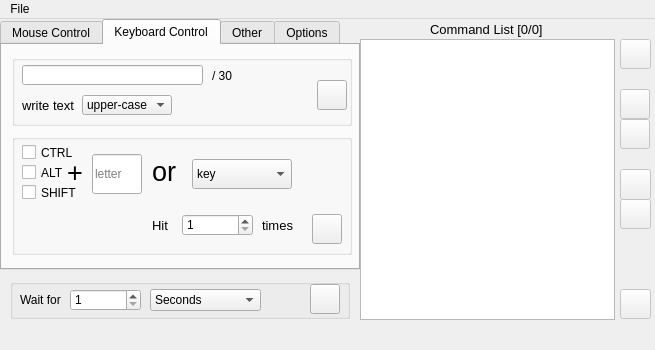
Before: the Qt Designer form mainwindow.ui in damr-/macro-creator, drawn with Qt 5.
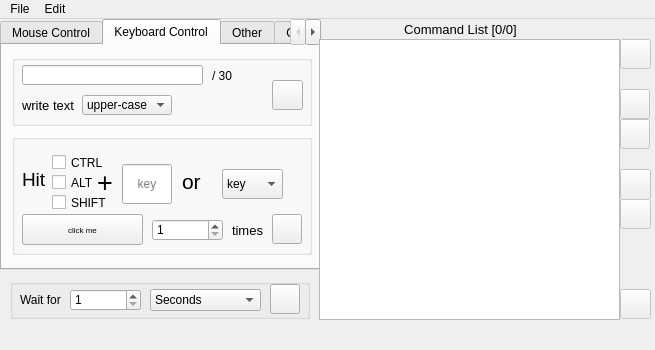
After: the same form once the commit is applied. The open tabs and pages were chosen to show the change. Icons and pictures are not drawn.

Commit message:
added context menu for command list
added edit options shortcuts
added drag&drop signal to catch changes
added basic read keyinput button (doesn't work as intended....)
made generic unsaved changes dialog

What changed in the file:
```diff
--- a/mainwindow.ui
+++ b/mainwindow.ui
@@ -47,7 +47,7 @@
      <rect>
       <x>0</x>
       <y>0</y>
-      <width>360</width>
+      <width>321</width>
       <height>251</height>
      </rect>
     </property>
@@ -501,7 +501,7 @@
        <rect>
         <x>10</x>
         <y>10</y>
-        <width>340</width>
+        <width>300</width>
         <height>71</height>
        </rect>
       </property>
@@ -511,9 +511,9 @@
       <widget class="QPushButton" name="text">
        <property name="geometry">
         <rect>
-         <x>305</x>
+         <x>260</x>
          <y>25</y>
-         <width>30</width>
+         <width>31</width>
          <height>30</height>
         </rect>
        </property>
@@ -607,7 +607,7 @@
        <rect>
         <x>10</x>
         <y>89</y>
-        <width>340</width>
+        <width>300</width>
         <height>121</height>
        </rect>
       </property>
@@ -617,8 +617,8 @@
       <widget class="QCheckBox" name="CTRLcheck">
        <property name="geometry">
         <rect>
-         <x>10</x>
-         <y>10</y>
+         <x>40</x>
+         <y>20</y>
          <width>70</width>
          <height>17</height>
         </rect>
@@ -630,8 +630,8 @@
       <widget class="QCheckBox" name="ALTcheck">
        <property name="geometry">
         <rect>
-         <x>10</x>
-         <y>30</y>
+         <x>40</x>
+         <y>40</y>
          <width>70</width>
          <height>17</height>
         </rect>
@@ -643,8 +643,8 @@
       <widget class="QCheckBox" name="SHIFTcheck">
        <property name="geometry">
         <rect>
-         <x>10</x>
-         <y>50</y>
+         <x>40</x>
+         <y>60</y>
          <width>70</width>
          <height>17</height>
         </rect>
@@ -656,8 +656,8 @@
       <widget class="QLabel" name="label_15">
        <property name="geometry">
         <rect>
-         <x>55</x>
-         <y>23</y>
+         <x>85</x>
+         <y>33</y>
          <width>30</width>
          <height>30</height>
         </rect>
@@ -674,8 +674,8 @@
       <widget class="QLineEdit" name="letterBox">
        <property name="geometry">
         <rect>
-         <x>80</x>
-         <y>20</y>
+         <x>110</x>
+         <y>30</y>
          <width>50</width>
          <height>40</height>
         </rect>
@@ -686,14 +686,17 @@
        <property name="maxLength">
         <number>1</number>
        </property>
+       <property name="alignment">
+        <set>Qt::AlignCenter</set>
+       </property>
        <property name="placeholderText">
-        <string>letter</string>
+        <string>key</string>
        </property>
       </widget>
       <widget class="QPushButton" name="shortcut">
        <property name="geometry">
         <rect>
-         <x>300</x>
+         <x>260</x>
          <y>80</y>
          <width>30</width>
          <height>30</height>
@@ -713,15 +716,15 @@
       <widget class="QLabel" name="label_17">
        <property name="geometry">
         <rect>
-         <x>140</x>
-         <y>25</y>
+         <x>170</x>
+         <y>35</y>
          <width>30</width>
          <height>25</height>
         </rect>
        </property>
        <property name="font">
         <font>
-         <pointsize>20</pointsize>
+         <pointsize>16</pointsize>
         </font>
        </property>
        <property name="text">
@@ -731,9 +734,9 @@
       <widget class="QComboBox" name="keyBox">
        <property name="geometry">
         <rect>
-         <x>180</x>
-         <y>25</y>
-         <width>100</width>
+         <x>210</x>
+         <y>35</y>
+         <width>61</width>
          <height>30</height>
         </rect>
        </property>
@@ -1018,8 +1021,8 @@
       <widget class="QLabel" name="label_13">
        <property name="geometry">
         <rect>
-         <x>250</x>
-         <y>80</y>
+         <x>220</x>
+         <y>85</y>
          <width>31</width>
          <height>22</height>
         </rect>
@@ -1036,8 +1039,8 @@
       <widget class="QSpinBox" name="amount">
        <property name="geometry">
         <rect>
-         <x>170</x>
-         <y>80</y>
+         <x>140</x>
+         <y>85</y>
          <width>71</width>
          <height>22</height>
         </rect>
@@ -1052,21 +1055,45 @@
       <widget class="QLabel" name="label_23">
        <property name="geometry">
         <rect>
-         <x>140</x>
-         <y>80</y>
-         <width>21</width>
-         <height>22</height>
+         <x>10</x>
+         <y>30</y>
+         <width>31</width>
+         <height>31</height>
         </rect>
        </property>
        <property name="font">
         <font>
-         <pointsize>10</pointsize>
+         <pointsize>14</pointsize>
         </font>
        </property>
        <property name="text">
         <string>Hit</string>
        </property>
       </widget>
+      <widget class="QPushButton" name="readKeyButton">
+       <property name="geometry">
+        <rect>
+         <x>10</x>
+         <y>80</y>
+         <width>121</width>
+         <height>31</height>
+        </rect>
+       </property>
+       <property name="font">
+        <font>
+         <pointsize>6</pointsize>
+        </font>
+       </property>
+       <property name="text">
+        <string>click me</string>
+       </property>
+       <property name="checkable">
+        <bool>false</bool>
+       </property>
+       <property name="checked">
+        <bool>false</bool>
+       </property>
+      </widget>
      </widget>
     </widget>
     <widget class="QWidget" name="tab_3">
@@ -1397,7 +1424,7 @@
    <widget class="QLabel" name="commandListTitle">
     <property name="geometry">
      <rect>
-      <x>430</x>
+      <x>390</x>
       <y>0</y>
       <width>141</width>
       <height>21</height>
@@ -1411,8 +1438,14 @@
     <property name="text">
      <string>Command List [0/0]</string>
     </property>
+    <property name="alignment">
+     <set>Qt::AlignCenter</set>
+    </property>
    </widget>
-   <widget class="QListWidget" name="commandList">
+   <widget class="QListWidget" name="commandList_OLD">
+    <property name="enabled">
+     <bool>false</bool>
+    </property>
     <property name="geometry">
      <rect>
       <x>360</x>
@@ -1582,7 +1615,7 @@
      <rect>
       <x>10</x>
       <y>260</y>
-      <width>340</width>
+      <width>300</width>
       <height>40</height>
      </rect>
     </property>
@@ -1621,7 +1654,7 @@
     <widget class="QPushButton" name="sleep">
      <property name="geometry">
       <rect>
-       <x>300</x>
+       <x>260</x>
        <y>5</y>
        <width>30</width>
        <height>30</height>
@@ -1659,6 +1692,78 @@
      </item>
     </widget>
    </widget>
+   <widget class="QListWidget" name="commandList">
+    <property name="geometry">
+     <rect>
+      <x>319</x>
+      <y>20</y>
+      <width>301</width>
+      <height>281</height>
+     </rect>
+    </property>
+    <property name="sizePolicy">
+     <sizepolicy hsizetype="Expanding" vsizetype="Expanding">
+      <horstretch>0</horstretch>
+      <verstretch>0</verstretch>
+     </sizepolicy>
+    </property>
+    <property name="minimumSize">
+     <size>
+      <width>0</width>
+      <height>0</height>
+     </size>
+    </property>
+    <property name="maximumSize">
+     <size>
+      <width>1680</width>
+      <height>720</height>
+     </size>
+    </property>
+    <property name="sizeIncrement">
+     <size>
+      <width>0</width>
+      <height>0</height>
+     </size>
+    </property>
+    <property name="font">
+     <font>
+      <pointsize>10</pointsize>
+     </font>
+    </property>
+    <property name="styleSheet">
+     <string notr="true">selection-background-color: rgb(159, 181, 255);</string>
+    </property>
+    <property name="autoScrollMargin">
+     <number>1</number>
+    </property>
+    <property name="editTriggers">
+     <set>QAbstractItemView::NoEditTriggers</set>
+    </property>
+    <property name="showDropIndicator" stdset="0">
+     <bool>true</bool>
+    </property>
+    <property name="dragEnabled">
+     <bool>true</bool>
+    </property>
+    <property name="dragDropOverwriteMode">
+     <bool>true</bool>
+    </property>
+    <property name="dragDropMode">
+     <enum>QAbstractItemView::InternalMove</enum>
+    </property>
+    <property name="defaultDropAction">
+     <enum>Qt::MoveAction</enum>
+    </property>
+    <property name="alternatingRowColors">
+     <bool>false</bool>
+    </property>
+    <property name="selectionMode">
+     <enum>QAbstractItemView::ExtendedSelection</enum>
+    </property>
+    <property name="uniformItemSizes">
+     <bool>false</bool>
+    </property>
+   </widget>
   </widget>
   <widget class="QMenuBar" name="menuBar">
    <property name="geometry">
@@ -1679,7 +1784,20 @@
     <addaction name="actionSave"/>
     <addaction name="actionExit"/>
    </widget>
+   <widget class="QMenu" name="menuEdit">
+    <property name="title">
+     <string>Edit</string>
+    </property>
+    <addaction name="actionAdd_Command"/>
+    <addaction name="separator"/>
+    <addaction name="actionCut"/>
+    <addaction name="actionCopy"/>
+    <addaction name="actionPaste"/>
+    <addaction name="actionDelete"/>
+    <addaction name="actionDuplicate"/>
+   </widget>
    <addaction name="menuFile"/>
+   <addaction name="menuEdit"/>
   </widget>
   <widget class="QStatusBar" name="statusBar">
    <property name="sizeGripEnabled">
```
Left out of the diff: 137 changed lines with no effect on the pictures. The commit also changes 4 other files.
